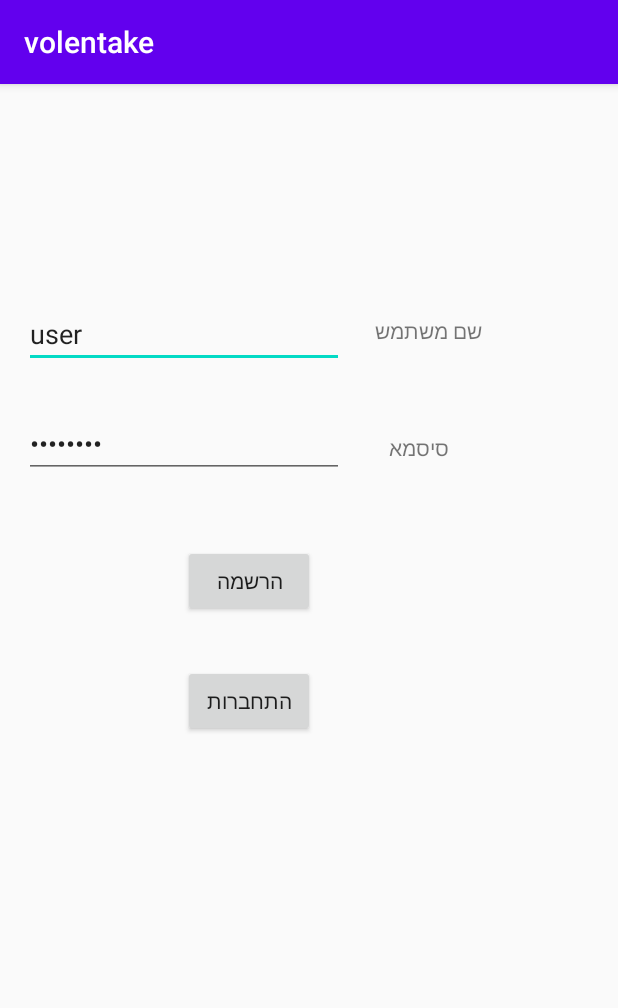
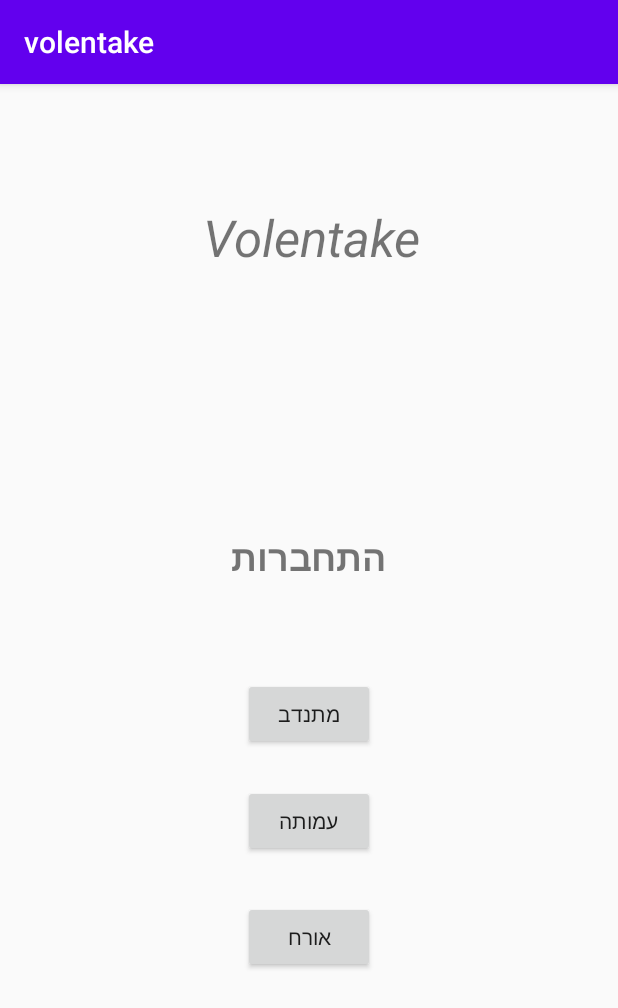
Before and after one commit to LielBerniker/volentake, an Android app: the screen it shows after launch (MainActivity), on a phone screen of 412 x 824 dp. Shown: the top 1008 px of the screen. Run offline under Robolectric (Android 15) with nearby library versions, the phone set to English and light mode, and no system bars.

Commit message:
change MainActivity page - text and buttons

```diff
--- a/app/src/main/AndroidManifest.xml
+++ b/app/src/main/AndroidManifest.xml
@@ -1,6 +1,6 @@
 <?xml version="1.0" encoding="utf-8"?>
 <manifest xmlns:android="http://schemas.android.com/apk/res/android"
-    package="com.example.volentake">
+    package="com.example.volentake" >
 
     <application
         android:allowBackup="true"
@@ -8,13 +8,13 @@
         android:label="@string/app_name"
         android:roundIcon="@mipmap/ic_launcher_round"
         android:supportsRtl="true"
-        android:theme="@style/Theme.Volentake">
+        android:theme="@style/Theme.Volentake" >
         <activity
-            android:name=".MainActivity2"
+            android:name=".VolunteerLogIn"
             android:exported="false" />
         <activity
             android:name=".MainActivity"
-            android:exported="true">
+            android:exported="true" >
             <intent-filter>
                 <action android:name="android.intent.action.MAIN" />
 
--- a/app/src/main/java/com/example/volentake/MainActivity.java
+++ b/app/src/main/java/com/example/volentake/MainActivity.java
@@ -4,26 +4,43 @@ import android.content.Intent;
 import android.support.v7.app.AppCompatActivity;
 import android.os.Bundle;
 import android.view.View;
+import android.widget.Button;
 import android.widget.EditText;
 
 public class MainActivity extends AppCompatActivity {
-    EditText txt_username;
-    EditText txt_pass;
+
+    private Button volunteerLoginBtn;
+    private Button associationLoginBtn;
+    private Button guestLoginBtn;
+
     @Override
     protected void onCreate(Bundle savedInstanceState) {
         super.onCreate(savedInstanceState);
         setContentView(R.layout.activity_main);
-       txt_username =(EditText)findViewById(R.id.txtuser);
-        txt_pass =(EditText)findViewById(R.id.txtpass);
-        String user_name = txt_username.getText().toString();
-        String pass = txt_pass.getText().toString();
+
+        volunteerLoginBtn = (Button) findViewById(R.id.volunteerloginbtn);
+        associationLoginBtn = (Button) findViewById(R.id.associationloginbtn);
+        guestLoginBtn = (Button) findViewById(R.id.guestloginbtn);
+
+        volunteerLoginBtn.setOnClickListener(view -> {
+            Intent intent = new Intent(MainActivity.this, VolunteerLogIn.class);
+            startActivity(intent);
+        });
+
+//        associationLoginBtn.setOnClickListener(view -> {
+//            Intent intent = new Intent(MainActivity.this, AssociationLogIn.class);
+//            startActivity(intent);
+//        });
+//
+//        guestLoginBtn.setOnClickListener(view -> {
+//            Intent intent = new Intent(MainActivity.this, GuestUser.class);
+//            startActivity(intent);
+//        });
+
+
     }
 
-    public void onClicklog(View view) {
-        Intent intent = new Intent(MainActivity.this,MainActivity2.class);
-        startActivity(intent);
-    }
 
-    public void onClickreg(View view) {
-    }
+
+
 }
--- a/app/src/main/java/com/example/volentake/MainActivity2.java
+++ b/app/src/main/java/com/example/volentake/VolunteerLogIn.java
@@ -3,11 +3,11 @@ package com.example.volentake;
 import android.support.v7.app.AppCompatActivity;
 import android.os.Bundle;
 
-public class MainActivity2 extends AppCompatActivity {
+public class VolunteerLogIn extends AppCompatActivity {
 
     @Override
     protected void onCreate(Bundle savedInstanceState) {
         super.onCreate(savedInstanceState);
-        setContentView(R.layout.activity_main2);
+        setContentView(R.layout.activity_volunteer_log_in);
     }
 }
--- a/app/src/main/res/layout/activity_main.xml
+++ b/app/src/main/res/layout/activity_main.xml
@@ -7,81 +7,69 @@
     tools:context=".MainActivity">
 
     <TextView
-        android:id="@+id/textView2"
+        android:id="@+id/mainactivitytitle"
         android:layout_width="wrap_content"
         android:layout_height="wrap_content"
-        android:text="שם משתמש"
+        android:text="@string/volentake"
+        android:textAlignment="textStart"
+        android:textSize="34sp"
+        android:textStyle="italic"
         app:layout_constraintBottom_toBottomOf="parent"
-        app:layout_constraintHorizontal_bias="0.733"
-        app:layout_constraintLeft_toLeftOf="parent"
-        app:layout_constraintRight_toRightOf="parent"
+        app:layout_constraintEnd_toEndOf="parent"
+        app:layout_constraintHorizontal_bias="0.507"
+        app:layout_constraintStart_toStartOf="parent"
         app:layout_constraintTop_toTopOf="parent"
-        app:layout_constraintVertical_bias="0.207" />
+        app:layout_constraintVertical_bias="0.11" />
+
+    <Button
+        android:id="@+id/volunteerloginbtn"
+        android:layout_width="wrap_content"
+        android:layout_height="wrap_content"
+        android:text="מתנדב"
+        app:layout_constraintBottom_toBottomOf="parent"
+        app:layout_constraintEnd_toEndOf="parent"
+        app:layout_constraintHorizontal_bias="0.501"
+        app:layout_constraintStart_toStartOf="parent"
+        app:layout_constraintTop_toBottomOf="@+id/mainactivitytitle"
+        app:layout_constraintVertical_bias="0.456" />
+
+    <Button
+        android:id="@+id/associationloginbtn"
+        android:layout_width="wrap_content"
+        android:layout_height="wrap_content"
+        android:text="עמותה"
+        app:layout_constraintBottom_toBottomOf="parent"
+        app:layout_constraintEnd_toEndOf="parent"
+        app:layout_constraintHorizontal_bias="0.501"
+        app:layout_constraintStart_toStartOf="parent"
+        app:layout_constraintTop_toBottomOf="@+id/volunteerloginbtn"
+        app:layout_constraintVertical_bias="0.085" />
+
+    <Button
+        android:id="@+id/guestloginbtn"
+        android:layout_width="wrap_content"
+        android:layout_height="wrap_content"
+        android:text="אורח"
+        app:layout_constraintBottom_toBottomOf="parent"
+        app:layout_constraintEnd_toEndOf="parent"
+        app:layout_constraintHorizontal_bias="0.501"
+        app:layout_constraintStart_toStartOf="parent"
+        app:layout_constraintTop_toBottomOf="@+id/associationloginbtn"
+        app:layout_constraintVertical_bias="0.144" />
 
     <TextView
-        android:id="@+id/textView"
+        android:id="@+id/mainactivitysubtitle"
         android:layout_width="wrap_content"
         android:layout_height="wrap_content"
-        android:text="סיסמא"
-        app:layout_constraintBottom_toBottomOf="parent"
+        android:text="התחברות"
+        android:textAlignment="center"
+        android:textAllCaps="false"
+        android:textSize="24sp"
+        android:textStyle="bold"
+        android:typeface="normal"
+        app:layout_constraintBottom_toTopOf="@+id/volunteerloginbtn"
         app:layout_constraintEnd_toEndOf="parent"
-        app:layout_constraintHorizontal_bias="0.698"
         app:layout_constraintStart_toStartOf="parent"
-        app:layout_constraintTop_toTopOf="parent"
-        app:layout_constraintVertical_bias="0.311" />
-
-    <EditText
-        android:id="@+id/txtuser"
-        android:layout_width="wrap_content"
-        android:layout_height="wrap_content"
-        android:ems="10"
-        android:inputType="textPersonName"
-        android:text="user"
-        app:layout_constraintBottom_toBottomOf="parent"
-        app:layout_constraintEnd_toEndOf="parent"
-        app:layout_constraintHorizontal_bias="0.079"
-        app:layout_constraintStart_toStartOf="parent"
-        app:layout_constraintTop_toTopOf="parent"
-        app:layout_constraintVertical_bias="0.199" />
-
-    <EditText
-        android:id="@+id/txtpass"
-        android:layout_width="wrap_content"
-        android:layout_height="wrap_content"
-        android:ems="10"
-        android:inputType="textPassword"
-        android:text="password"
-        app:layout_constraintBottom_toBottomOf="parent"
-        app:layout_constraintEnd_toEndOf="parent"
-        app:layout_constraintHorizontal_bias="0.079"
-        app:layout_constraintStart_toStartOf="parent"
-        app:layout_constraintTop_toTopOf="parent"
-        app:layout_constraintVertical_bias="0.301" />
-
-    <Button
-        android:id="@+id/btnsend"
-        android:layout_width="wrap_content"
-        android:layout_height="wrap_content"
-        android:onClick="onClicklog"
-        android:text="התחברות"
-        app:layout_constraintBottom_toBottomOf="parent"
-        app:layout_constraintEnd_toEndOf="parent"
-        app:layout_constraintHorizontal_bias="0.377"
-        app:layout_constraintStart_toStartOf="parent"
-        app:layout_constraintTop_toTopOf="parent"
-        app:layout_constraintVertical_bias="0.538" />
-
-    <Button
-        android:id="@+id/btnreg"
-        android:layout_width="wrap_content"
-        android:layout_height="wrap_content"
-        android:onClick="onClickreg"
-        android:text="הרשמה"
-        app:layout_constraintBottom_toBottomOf="parent"
-        app:layout_constraintEnd_toEndOf="parent"
-        app:layout_constraintHorizontal_bias="0.377"
-        app:layout_constraintStart_toStartOf="parent"
-        app:layout_constraintTop_toTopOf="parent"
-        app:layout_constraintVertical_bias="0.427" />
-
+        app:layout_constraintTop_toBottomOf="@+id/mainactivitytitle"
+        app:layout_constraintVertical_bias="0.73" />
 </android.support.constraint.ConstraintLayout>
--- a/app/src/main/res/layout/activity_main2.xml
+++ b/app/src/main/res/layout/activity_volunteer_log_in.xml
@@ -4,6 +4,6 @@
     xmlns:tools="http://schemas.android.com/tools"
     android:layout_width="match_parent"
     android:layout_height="match_parent"
-    tools:context=".MainActivity2">
+    tools:context=".VolunteerLogIn">
 
 </android.support.constraint.ConstraintLayout>
--- a/app/src/main/res/values/strings.xml
+++ b/app/src/main/res/values/strings.xml
@@ -1,3 +1,4 @@
 <resources>
     <string name="app_name">volentake</string>
+    <string name="volentake">Volentake</string>
 </resources>
```
